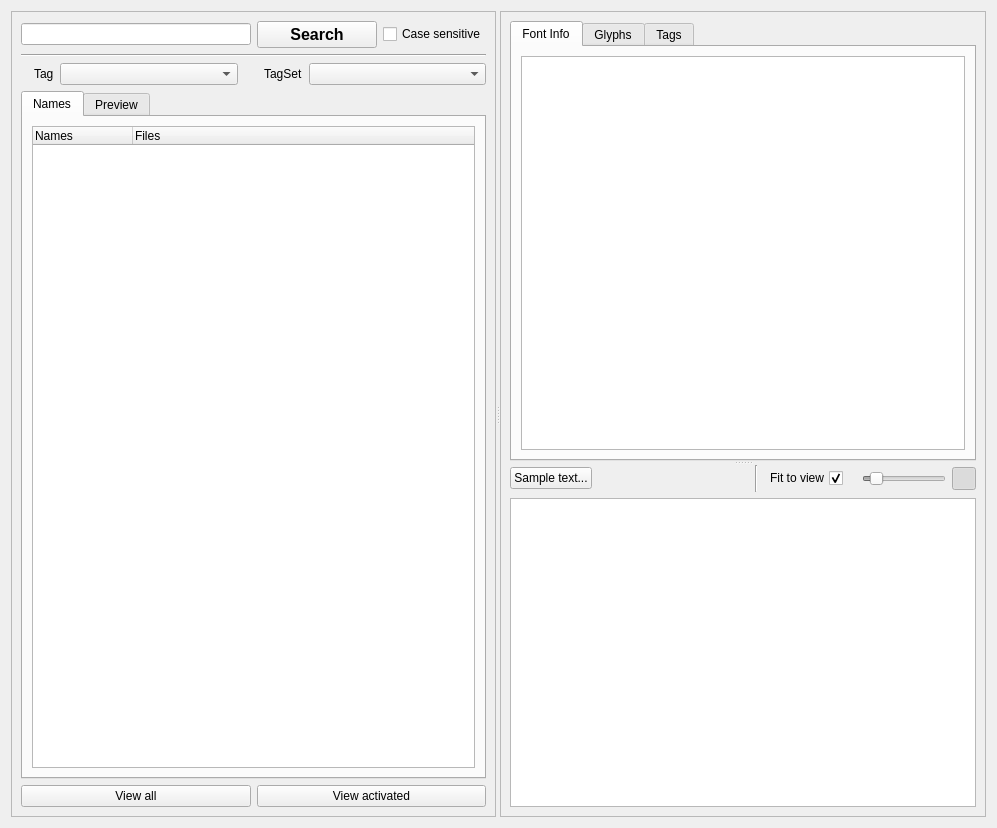
First picture: the form in src/mainview.ui, repository fontmatrix/fontmatrix, before the edit.
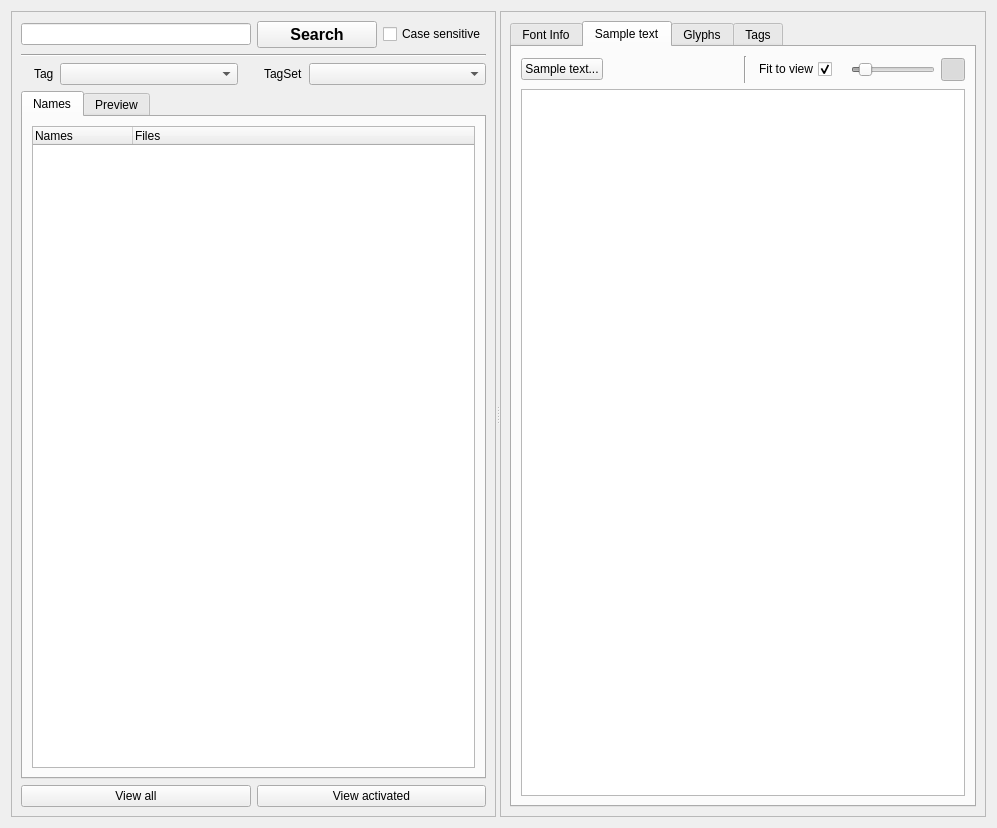
Second picture: the form after the edit. The open tabs and pages were chosen to show the change. Icons and pictures are not drawn. Custom widgets are drawn as their Qt base class.

What changed in the file:
```diff
--- a/src/mainview.ui
+++ b/src/mainview.ui
@@ -302,10 +302,6 @@
       </property>
       <layout class="QGridLayout" >
        <item row="0" column="0" >
-        <widget class="QSplitter" name="rightSplitter" >
-         <property name="orientation" >
-          <enum>Qt::Vertical</enum>
-         </property>
          <widget class="QTabWidget" name="tabView" >
           <property name="sizePolicy" >
            <sizepolicy vsizetype="Minimum" hsizetype="Expanding" >
@@ -339,6 +335,146 @@
             </item>
            </layout>
           </widget>
+         <widget class="QWidget" name="tab_4" >
+          <attribute name="title" >
+           <string>Sample text</string>
+          </attribute>
+          <layout class="QGridLayout" >
+           <item row="0" column="0" >
+            <layout class="QGridLayout" >
+             <item row="0" column="0" >
+              <layout class="QHBoxLayout" >
+               <item>
+                <widget class="QPushButton" name="textButton" >
+                 <property name="statusTip" >
+                  <string>Customising text used for preview rendering</string>
+                 </property>
+                 <property name="text" >
+                  <string>Sample text...</string>
+                 </property>
+                </widget>
+               </item>
+               <item>
+                <spacer>
+                 <property name="orientation" >
+                  <enum>Qt::Horizontal</enum>
+                 </property>
+                 <property name="sizeHint" >
+                  <size>
+                   <width>71</width>
+                   <height>27</height>
+                  </size>
+                 </property>
+                </spacer>
+               </item>
+               <item>
+                <widget class="Line" name="line_3" >
+                 <property name="orientation" >
+                  <enum>Qt::Vertical</enum>
+                 </property>
+                </widget>
+               </item>
+               <item>
+                <widget class="QCheckBox" name="fitViewCheck" >
+                 <property name="layoutDirection" >
+                  <enum>Qt::RightToLeft</enum>
+                 </property>
+                 <property name="text" >
+                  <string>Fit to view</string>
+                 </property>
+                 <property name="checked" >
+                  <bool>true</bool>
+                 </property>
+                </widget>
+               </item>
+               <item>
+                <widget class="QLabel" name="label" >
+                 <property name="text" >
+                  <string/>
+                 </property>
+                 <property name="pixmap" >
+                  <pixmap resource="application.qrc" >:/fontmatrix_zoom.png</pixmap>
+                 </property>
+                 <property name="alignment" >
+                  <set>Qt::AlignRight|Qt::AlignTrailing|Qt::AlignVCenter</set>
+                 </property>
+                </widget>
+               </item>
+               <item>
+                <widget class="QSlider" name="renderZoom" >
+                 <property name="enabled" >
+                  <bool>false</bool>
+                 </property>
+                 <property name="sizePolicy" >
+                  <sizepolicy vsizetype="Fixed" hsizetype="Preferred" >
+                   <horstretch>0</horstretch>
+                   <verstretch>0</verstretch>
+                  </sizepolicy>
+                 </property>
+                 <property name="toolTip" >
+                  <string comment="zoom" />
+                 </property>
+                 <property name="statusTip" >
+                  <string>Zoom is disabled, uncheck fit to view to enable zoom</string>
+                 </property>
+                 <property name="layoutDirection" >
+                  <enum>Qt::LeftToRight</enum>
+                 </property>
+                 <property name="maximum" >
+                  <number>1000</number>
+                 </property>
+                 <property name="value" >
+                  <number>100</number>
+                 </property>
+                 <property name="tracking" >
+                  <bool>true</bool>
+                 </property>
+                 <property name="orientation" >
+                  <enum>Qt::Horizontal</enum>
+                 </property>
+                 <property name="invertedAppearance" >
+                  <bool>false</bool>
+                 </property>
+                 <property name="invertedControls" >
+                  <bool>false</bool>
+                 </property>
+                 <property name="tickPosition" >
+                  <enum>QSlider::NoTicks</enum>
+                 </property>
+                 <property name="tickInterval" >
+                  <number>0</number>
+                 </property>
+                </widget>
+               </item>
+               <item>
+                <widget class="QToolButton" name="antiAliasButton" >
+                 <property name="text" >
+                  <string/>
+                 </property>
+                 <property name="icon" >
+                  <iconset resource="application.qrc" >:/fontmatrix_antialias.png</iconset>
+                 </property>
+                 <property name="checkable" >
+                  <bool>true</bool>
+                 </property>
+                 <property name="checked" >
+                  <bool>true</bool>
+                 </property>
+                </widget>
+               </item>
+              </layout>
+             </item>
+             <item row="1" column="0" >
+              <widget class="FMSampleTextView" name="loremView" >
+               <property name="focusPolicy" >
+                <enum>Qt::NoFocus</enum>
+               </property>
+              </widget>
+             </item>
+            </layout>
+           </item>
+          </layout>
+         </widget>
           <widget class="QWidget" name="Glyphs" >
            <attribute name="title" >
             <string>Glyphs</string>
@@ -479,140 +615,6 @@
            <attribute name="icon" >
             <iconset resource="application.qrc" >:/fontmatrix_tags.png</iconset>
            </attribute>
-          </widget>
-         </widget>
-         <widget class="QWidget" name="layoutWidget" >
-          <layout class="QGridLayout" >
-           <item row="0" column="0" >
-            <layout class="QHBoxLayout" >
-             <item>
-              <widget class="QPushButton" name="textButton" >
-               <property name="statusTip" >
-                <string>Customising text used for preview rendering</string>
-               </property>
-               <property name="text" >
-                <string>Sample text...</string>
-               </property>
-              </widget>
-             </item>
-             <item>
-              <spacer>
-               <property name="orientation" >
-                <enum>Qt::Horizontal</enum>
-               </property>
-               <property name="sizeHint" >
-                <size>
-                 <width>71</width>
-                 <height>27</height>
-                </size>
-               </property>
-              </spacer>
-             </item>
-             <item>
-              <widget class="Line" name="line_3" >
-               <property name="orientation" >
-                <enum>Qt::Vertical</enum>
-               </property>
-              </widget>
-             </item>
-             <item>
-              <widget class="QCheckBox" name="fitViewCheck" >
-               <property name="layoutDirection" >
-                <enum>Qt::RightToLeft</enum>
-               </property>
-               <property name="text" >
-                <string>Fit to view</string>
-               </property>
-               <property name="checked" >
-                <bool>true</bool>
-               </property>
-              </widget>
-             </item>
-             <item>
-              <widget class="QLabel" name="label" >
-               <property name="text" >
-                <string/>
-               </property>
-               <property name="pixmap" >
-                <pixmap resource="application.qrc" >:/fontmatrix_zoom.png</pixmap>
-               </property>
-               <property name="alignment" >
-                <set>Qt::AlignRight|Qt::AlignTrailing|Qt::AlignVCenter</set>
-               </property>
-              </widget>
-             </item>
-             <item>
-              <widget class="QSlider" name="renderZoom" >
-               <property name="enabled" >
-                <bool>false</bool>
-               </property>
-               <property name="sizePolicy" >
-                <sizepolicy vsizetype="Fixed" hsizetype="Preferred" >
-                 <horstretch>0</horstretch>
-                 <verstretch>0</verstretch>
-                </sizepolicy>
-               </property>
-               <property name="toolTip" >
-                <string comment="zoom" />
-               </property>
-               <property name="statusTip" >
-                <string>Zoom is disabled, uncheck fit to view to enable zoom</string>
-               </property>
-               <property name="layoutDirection" >
-                <enum>Qt::LeftToRight</enum>
-               </property>
-               <property name="maximum" >
-                <number>1000</number>
-               </property>
-               <property name="value" >
-                <number>100</number>
-               </property>
-               <property name="tracking" >
-                <bool>true</bool>
-               </property>
-               <property name="orientation" >
-                <enum>Qt::Horizontal</enum>
-               </property>
-               <property name="invertedAppearance" >
-                <bool>false</bool>
-               </property>
-               <property name="invertedControls" >
-                <bool>false</bool>
-               </property>
-               <property name="tickPosition" >
-                <enum>QSlider::NoTicks</enum>
-               </property>
-               <property name="tickInterval" >
-                <number>0</number>
-               </property>
-              </widget>
-             </item>
-             <item>
-              <widget class="QToolButton" name="antiAliasButton" >
-               <property name="text" >
-                <string/>
-               </property>
-               <property name="icon" >
-                <iconset resource="application.qrc" >:/fontmatrix_antialias.png</iconset>
-               </property>
-               <property name="checkable" >
-                <bool>true</bool>
-               </property>
-               <property name="checked" >
-                <bool>true</bool>
-               </property>
-              </widget>
-             </item>
-            </layout>
-           </item>
-           <item row="1" column="0" >
-            <widget class="FMSampleTextView" name="loremView" >
-             <property name="focusPolicy" >
-              <enum>Qt::NoFocus</enum>
-             </property>
-            </widget>
-           </item>
-          </layout>
          </widget>
         </widget>
        </item>
```
Lines whose indentation alone changed are shown as unchanged.
